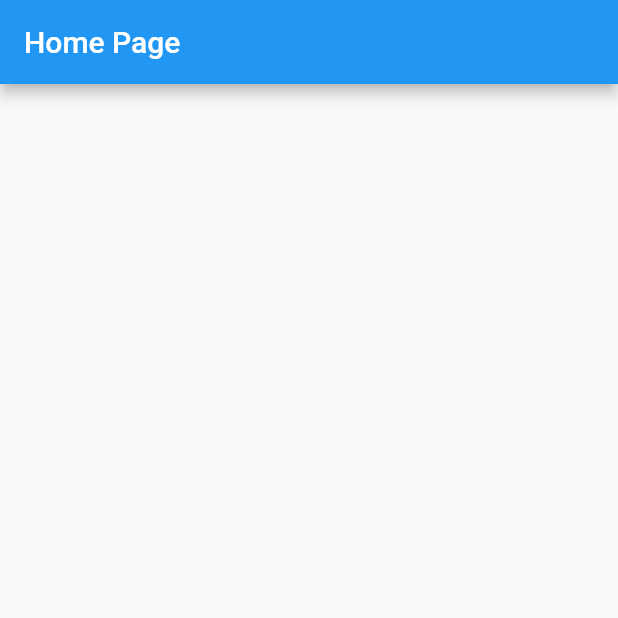
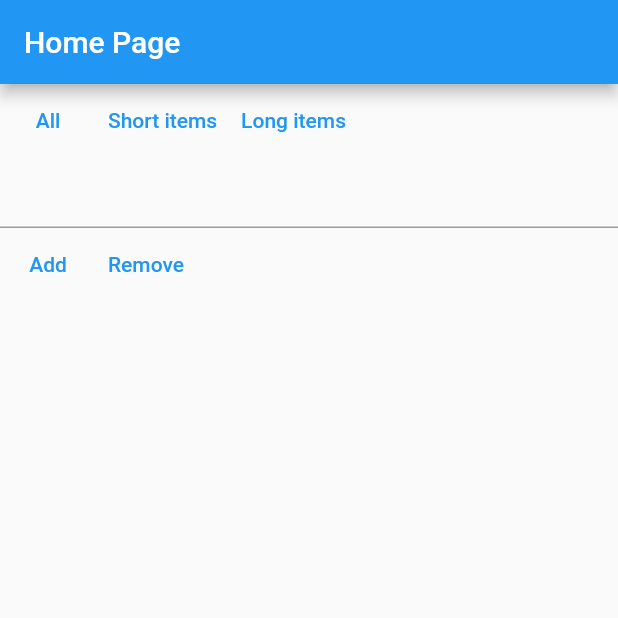
Before and after one commit to hpetri1/flutter_reduxexample, a Flutter app: the screen it shows after launch, on a phone screen of 412 x 824 dp, the top half of it. Run offline on Flutter 3.47's test engine with Material 2 defaults, Android fonts, the light colour scheme and no system bars; our stand-ins replace flutter_hooks, flutter_redux, redux.

Commit message:
Added UI

```diff
--- a/lib/main.dart
+++ b/lib/main.dart
@@ -1,4 +1,11 @@
 import 'package:flutter/material.dart';
+import 'package:flutter_hooks/flutter_hooks.dart' as hooks;
+import 'package:flutter_redux/flutter_redux.dart';
+import 'package:redux/redux.dart';
+import 'package:reduxexample/enums.dart';
+import 'package:reduxexample/redux/actions.dart';
+import 'package:reduxexample/redux/reducers.dart';
+import 'package:reduxexample/redux/state.dart' as state;
 
 void main() {
   runApp(MaterialApp(
@@ -11,13 +18,92 @@ void main() {
   ));
 }
 
-class HomePage extends StatelessWidget {
+class HomePage extends hooks.HookWidget {
   const HomePage({Key? key}) : super(key: key);
 
   @override
   Widget build(BuildContext context) {
+    final store = Store(
+      appStateReducer,
+      initialState: const state.State(
+        items: [],
+        filter: ItemFilter.all,
+      ),
+    );
+    final textController = hooks.useTextEditingController();
     return Scaffold(
       appBar: AppBar(title: const Text('Home Page')),
+      body: StoreProvider(
+        store: store,
+        child: Column(
+          children: [
+            Row(
+              children: [
+                TextButton(
+                  onPressed: () {
+                    store
+                        .dispatch(const ChangeFilterTypeAction(ItemFilter.all));
+                  },
+                  child: const Text('All'),
+                ),
+                TextButton(
+                  onPressed: () {
+                    store.dispatch(
+                        const ChangeFilterTypeAction(ItemFilter.shortTexts));
+                  },
+                  child: const Text('Short items'),
+                ),
+                TextButton(
+                  onPressed: () {
+                    store.dispatch(
+                        const ChangeFilterTypeAction(ItemFilter.longTexts));
+                  },
+                  child: const Text('Long items'),
+                )
+              ],
+            ),
+            TextField(
+              controller: textController,
+            ),
+            Row(
+              children: [
+                TextButton(
+                  onPressed: () {
+                    final text = textController.text;
+                    store.dispatch(AddItemAction(text));
+                    textController.clear();
+                  },
+                  child: const Text('Add'),
+                ),
+                TextButton(
+                  onPressed: () {
+                    final text = textController.text;
+                    store.dispatch(RemoveItemAction(text));
+                    textController.clear();
+                  },
+                  child: const Text('Remove'),
+                ),
+              ],
+            ),
+            StoreConnector<state.State, Iterable<String>>(
+              converter: (store) => store.state.filteredItems,
+              builder: (context, items) {
+                return Expanded(
+                  child: ListView.builder(
+                    itemCount: items.length,
+                    itemBuilder: (context, index) {
+                      final item = items.elementAt(index);
+                      return ListTile(
+                        title: Text(item),
+                      );
+                    },
+                  ),
+                );
+              },
+            )
+          ],
+        ),
+      ),
     );
   }
 }
--- a/lib/redux/reducers.dart
+++ b/lib/redux/reducers.dart
@@ -3,12 +3,9 @@ import 'package:reduxexample/redux/actions.dart';
 import 'package:reduxexample/extensions/add_remove_tems.dart';
 import 'package:redux/redux.dart';
 import 'package:flutter_redux/flutter_redux.dart';
+import 'package:reduxexample/redux/state.dart';
 
-Reducer<Iterable<String>> itemsReducer = combineReducers<Iterable<String>>([
-  TypedReducer<Iterable<String>, AddItemAction>(addItemReducer),
-  TypedReducer<Iterable<String>, RemoveItemAction>(removeItemReducer)
-]);
-
+// For items
 Iterable<String> addItemReducer(
         Iterable<String> previousItems, AddItemAction action) =>
     previousItems + action.item;
@@ -17,7 +14,25 @@ Iterable<String> removeItemReducer(
         Iterable<String> previousItems, RemoveItemAction action) =>
     previousItems - action.item;
 
+Reducer<Iterable<String>> itemsReducer = combineReducers<Iterable<String>>([
+  TypedReducer<Iterable<String>, AddItemAction>(addItemReducer),
+  TypedReducer<Iterable<String>, RemoveItemAction>(removeItemReducer)
+]);
+
+// For filters
 ItemFilter itemFilterReducer(
   State oldState,
   Action action,
-) {}
+) {
+  if (action is ChangeFilterTypeAction) {
+    return action.filter;
+  } else {
+    return oldState.filter;
+  }
+}
+
+// App reducer
+State appStateReducer(State oldState, action) => State(
+      items: itemsReducer(oldState.items, action),
+      filter: itemFilterReducer(oldState, action),
+    );
```
Also changed, not shown: 1 other file.
